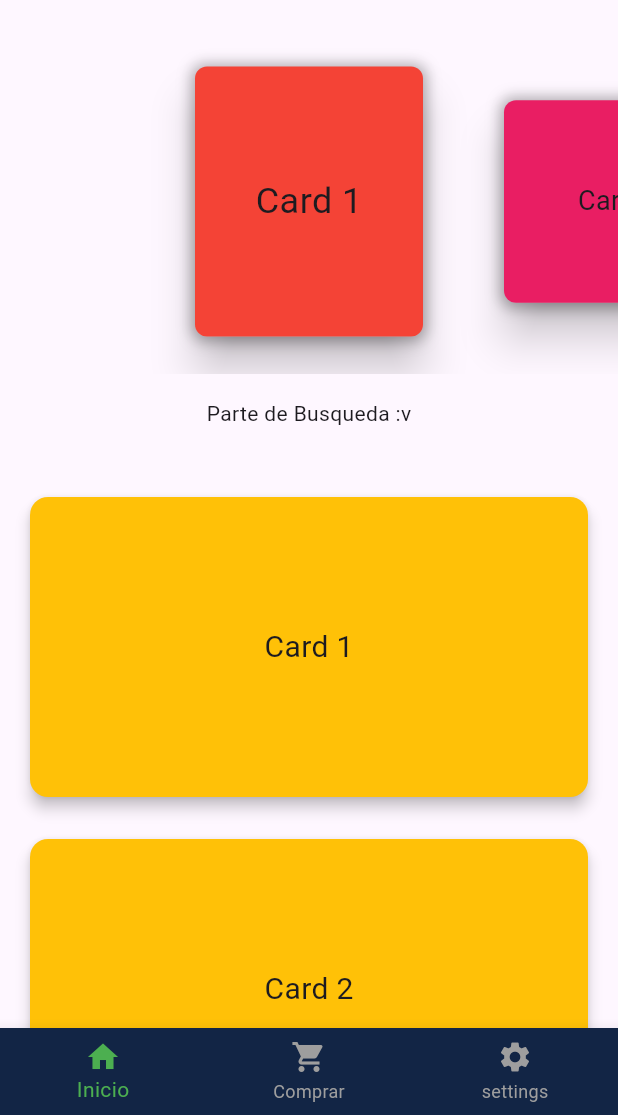
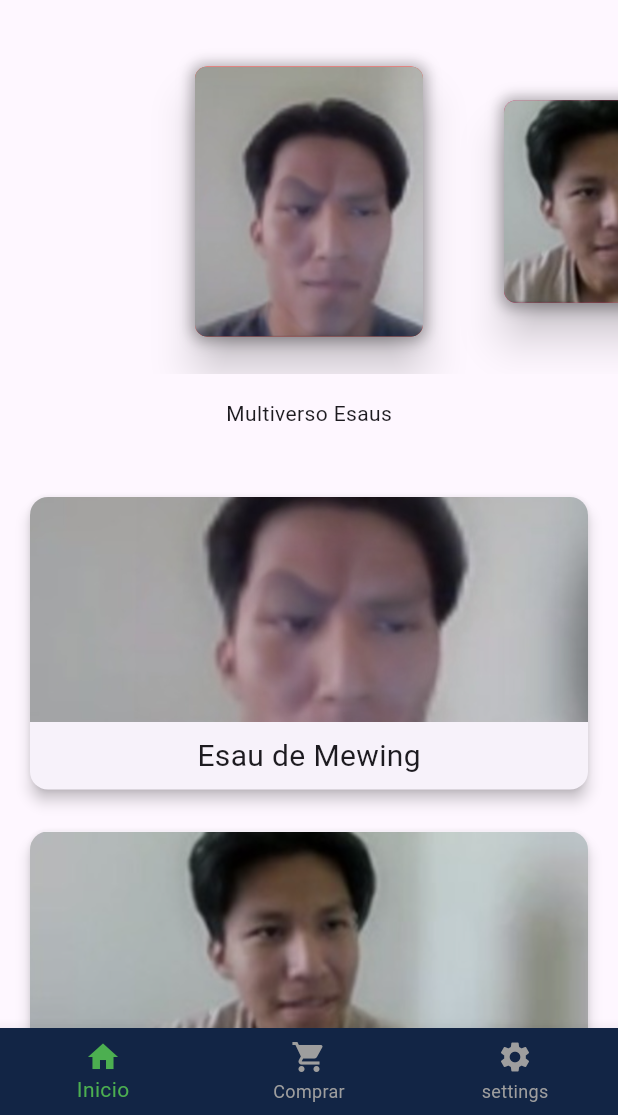
Before and after one commit to ProyectoFabLab-Ciclo-VI/FABLAB_MOVIL, a Flutter app: the PrincipalMenu screen opened directly, on a phone screen of 412 x 824 dp, the part 121-1236 px from its top. Run offline on Flutter 3.47's test engine with Material 3 defaults, Android fonts, the phone set to English and light mode, and no system bars; our stand-ins replace dartz, dio, flutter_bloc, get_it, hive_flutter; accounts and stored records are empty.

Commit message:
mejora de card body inferior

```diff
--- a/lib/features_venta/fablab/presentation/pages/menu.dart
+++ b/lib/features_venta/fablab/presentation/pages/menu.dart
@@ -17,7 +17,7 @@ class PrincipalMenu extends StatelessWidget {
         children: [
           const MenuSuperior(), // Widget que ocupa solo su altura
           const SizedBox(height: 16), // Separador entre widgets
-          const Text("Parte de Busqueda :v"),
+          const Text("Multiverso Esaus"),
           const SizedBox(height: 16), // Separador entre widgets
           // Expande InferiorPrincipal para ocupar el resto del espacio disponible
           Expanded(
--- a/lib/features_venta/fablab/presentation/widgets/principal/inferiorprincipal.dart
+++ b/lib/features_venta/fablab/presentation/widgets/principal/inferiorprincipal.dart
@@ -9,22 +9,56 @@ class InferiorPrincipal extends StatelessWidget {
       padding: const EdgeInsets.all(16.0),
       itemCount: 10, // Número de Cards que deseas mostrar
       itemBuilder: (context, index) {
+        String cardText;
+        // Usando if-else para determinar el texto
+        if (index == 0) {
+          cardText = "Esau de Mewing";
+        } else if (index == 1) {
+          cardText = "Esau Europeo";
+        } else if (index == 2) {
+          cardText = "Esau sin peinarse";
+        } else if (index == 3) {
+          cardText = "Esau challenger";
+        } else if (index == 4) {
+          cardText = "Esau Terrorista";
+        } else if (index == 5) {
+          cardText = "Esau Bad Boy";
+        } else if (index == 6) {
+          cardText = "Esau Exponente";
+        } else if (index == 7) {
+          cardText = "Esau Boxeador";
+        } else if (index == 8) {
+          cardText = "Esau Bugeado";
+        } else {
+          cardText = "Esau Practicante de wilsom";
+        }
+
         return Padding(
           padding: const EdgeInsets.symmetric(vertical: 10.0),
           child: Card(
-            color: Colors.amber,
             shape: RoundedRectangleBorder(
               borderRadius: BorderRadius.circular(12),
             ),
             elevation: 4,
-            child: SizedBox(
-              height: 200,
-              width: 100,
-              child: Center(
-                child: Text(
-                  "Card ${index + 1}",
-                  style: const TextStyle(fontSize: 20),
-                ),
+            child: ClipRRect(
+              borderRadius: BorderRadius.circular(12),
+              child: Column(
+                children: [
+                  Image.asset(
+                    'assets/images/cards_esau/esau${index + 1}.png', // Usa el índice para seleccionar la imagen
+                    fit: BoxFit
+                        .cover, // Ajusta la imagen para cubrir el ancho del Card
+                    height: 150, // Ajusta la altura de la imagen
+                    width: double
+                        .infinity, // Asegura que la imagen ocupe todo el ancho del Card
+                  ),
+                  const SizedBox(height: 8),
+                  Text(
+                    cardText, // Muestra el texto correspondiente
+                    style: const TextStyle(fontSize: 20),
+                  ),
+                  const SizedBox(height: 8),
+                ],
               ),
             ),
           ),
--- a/lib/features_venta/fablab/presentation/widgets/principal/superiorprincipal.dart
+++ b/lib/features_venta/fablab/presentation/widgets/principal/superiorprincipal.dart
@@ -8,8 +8,7 @@ class MenuSuperior extends StatefulWidget {
 }
 
 class MenuSuperiorState extends State<MenuSuperior> {
-  final PageController _pageController =
-      PageController(viewportFraction: 0.5); // Ajusta el viewportFraction
+  final PageController _pageController = PageController(viewportFraction: 0.5);
   int _currentIndex = 0;
 
   @override
@@ -21,50 +20,45 @@ class MenuSuperiorState extends State<MenuSuperior> {
           controller: _pageController,
           onPageChanged: (index) {
             setState(() {
-              _currentIndex = index; // Actualiza el índice actual
+              _currentIndex = index;
             });
           },
-          itemCount: 10, // Número de cards
+          itemCount: 10,
           itemBuilder: (context, index) {
             double scale = _currentIndex == index ? 1.2 : 0.9;
-            double cardWidth = 152; // Ancho fijo del card
-            double cardHeight = 150; // Altura fija del card
+            double cardWidth = 152;
+            double cardHeight = 150;
 
             return Center(
               child: Card(
-                margin: const EdgeInsets.symmetric(
-                    horizontal: 24), // Margen horizontal simétrico
-                elevation: 12, // Sombra del Card
+                margin: const EdgeInsets.symmetric(horizontal: 24),
+                elevation: 12,
                 shape: RoundedRectangleBorder(
-                  borderRadius:
-                      BorderRadius.circular(8), // Bordes curvados en el Card
+                  borderRadius: BorderRadius.circular(8),
                 ),
                 child: Container(
                   width: cardWidth,
-                  height:
-                      cardHeight * scale, // Ajusta la altura según la escala
+                  height: cardHeight * scale,
                   decoration: BoxDecoration(
-                    color: Colors.primaries[
-                        index % Colors.primaries.length], // Colores variados
+                    color: Colors.primaries[index % Colors.primaries.length],
                     borderRadius: BorderRadius.circular(8),
                     boxShadow: [
                       BoxShadow(
-                        color:
-                            Colors.black.withOpacity(0.3), // Color de la sombra
-                        spreadRadius: 2, // Radio de difusión de la sombra
-                        blurRadius: 8, // Radio de desenfoque de la sombra
-                        offset:
-                            const Offset(0, 1), // Desplazamiento de la sombra
+                        color: Colors.black.withOpacity(0.3),
+                        spreadRadius: 2,
+                        blurRadius: 8,
+                        offset: const Offset(0, 1),
                       ),
                     ],
-                    // Bordes curvados en el Container
                   ),
-                  alignment: Alignment.center,
-                  child: Transform.scale(
-                    scale: scale, // Aplica la escala solo al contenido
-                    child: Text(
-                      'Card ${index + 1}',
-                      style: const TextStyle(fontSize: 20),
+                  child: ClipRRect(
+                    borderRadius: BorderRadius.circular(8),
+                    child: Image.asset(
+                      'assets/images/cards_esau/esau${index + 1}.png', // Usa el índice para seleccionar la imagen
+                      fit: BoxFit
+                          .cover, // Ajusta la imagen para cubrir el contenedor
+                      width: cardWidth,
+                      height: cardHeight * scale,
                     ),
                   ),
                 ),
--- a/lib/main.dart
+++ b/lib/main.dart
@@ -1,4 +1,5 @@
 import 'package:fab_lab_upeu/di.dart';
+import 'package:fab_lab_upeu/features_venta/fablab/presentation/pages/login.dart';
 import 'package:fab_lab_upeu/features_venta/fablab/presentation/pages/menu.dart';
 import 'package:flutter/material.dart';
 
@@ -13,6 +14,6 @@ class MyApp extends StatelessWidget {
   @override
   Widget build(BuildContext context) {
     return MaterialApp(
-        debugShowCheckedModeBanner: false, home: const PrincipalMenu());
+        debugShowCheckedModeBanner: false, home: const Login());
   }
 }
```
Also changed, not shown: pubspec.yaml (+10 -0 lines), assets/images/cards_esau/esau1.png (added), assets/images/cards_esau/esau10.png (added), assets/images/cards_esau/esau2.png (added), assets/images/cards_esau/esau3.png (added), assets/images/cards_esau/esau4.png (added), assets/images/cards_esau/esau5.png (added), assets/images/cards_esau/esau6.png (added), assets/images/cards_esau/esau7.png (added), assets/images/cards_esau/esau8.png (added), assets/images/cards_esau/esau9.png (added).
